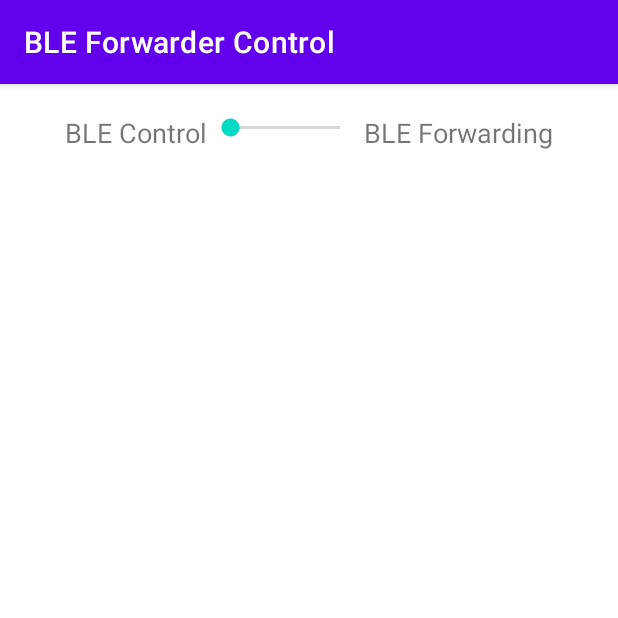
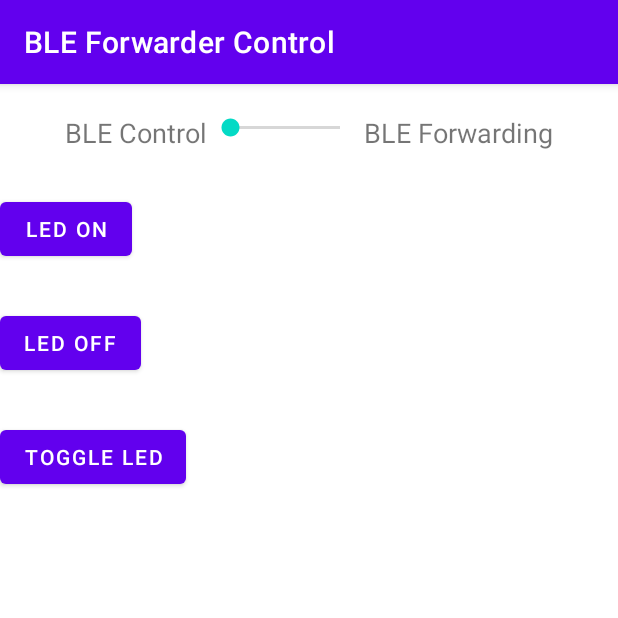
Before and after one commit to mythu207/thesis, an Android app: the GattActivity screen opened directly, with no data from a screen before it, on a phone screen of 412 x 824 dp, the top half of it. Run offline under Robolectric (Android 15) with nearby library versions, the phone set to English and light mode, and no system bars; 1 statement that could not run was skipped.

Commit message:
Update app

```diff
--- a/Android App/app/src/main/java/com/example/testapp/GattActivity.java
+++ b/Android App/app/src/main/java/com/example/testapp/GattActivity.java
@@ -41,6 +41,10 @@ public class GattActivity extends AppCompatActivity {
     boolean connected;
     String deviceAddress;
     Button btnSendDiscoverCommand;
+    Button btnSendToggleLEDCommand;
+    Button btnSendLEDOnCommand;
+    Button btnSendLEDOffCommand;
+
     SeekBar chooseBleMode;
 
     Switch switchNotify;
@@ -85,6 +89,9 @@ public class GattActivity extends AppCompatActivity {
         btnSendDiscoverCommand = findViewById(R.id.btnSendDiscoverCommand);
         switchNotify = findViewById(R.id.notifySwitch);
         chooseBleMode = findViewById(R.id.chooseBleMode);
+        btnSendToggleLEDCommand = findViewById(R.id.btnSendToggleLEDCommand);
+        btnSendLEDOnCommand = findViewById(R.id.btnSendLEDOnCommand);
+        btnSendLEDOffCommand = findViewById(R.id.btnSendLEDOffCommand);
 
         Intent intent = getIntent();
         if(null != intent){
@@ -101,16 +108,23 @@ public class GattActivity extends AppCompatActivity {
                     bluetoothService.writeNotification(true);
                     switchNotify.setVisibility(View.GONE);
                     btnSendDiscoverCommand.setVisibility(View.VISIBLE);
+                    btnSendLEDOnCommand.setVisibility(View.GONE);
+                    btnSendLEDOffCommand.setVisibility(View.GONE);
+                    btnSendToggleLEDCommand.setVisibility(View.GONE);
                 }
                 else{
                     bluetoothService.writeNotification(false);
                     switchNotify.setVisibility(View.GONE);
                     btnSendDiscoverCommand.setVisibility(View.GONE);
+                    btnSendToggleLEDCommand.setVisibility(View.VISIBLE);
+                    btnSendLEDOnCommand.setVisibility(View.VISIBLE);
+                    btnSendLEDOffCommand.setVisibility(View.VISIBLE);
                 }
             }
 
             @Override
             public void onStartTrackingTouch(SeekBar seekBar) {
+
 
             }
 
@@ -163,6 +177,26 @@ public class GattActivity extends AppCompatActivity {
                 builderSingle.show();
             }
         });
+        btnSendToggleLEDCommand.setOnClickListener(new View.OnClickListener() {
+            @Override
+            public void onClick(View view) {
+                bluetoothService.writeRxCharacteristic("toggle");
+
+            }
+        });
+        btnSendLEDOnCommand.setOnClickListener(new View.OnClickListener() {
+            @Override
+            public void onClick(View view) {
+                bluetoothService.writeRxCharacteristic("on");
+            }
+        });
+        btnSendLEDOffCommand.setOnClickListener(new View.OnClickListener() {
+            @Override
+            public void onClick(View view) {
+                bluetoothService.writeRxCharacteristic("off");
+            }
+        });
+
 
 
 
--- a/Android App/app/src/main/res/layout/activity_gatt.xml
+++ b/Android App/app/src/main/res/layout/activity_gatt.xml
@@ -56,6 +56,33 @@
         tools:layout_editor_absoluteY="49dp"
         android:visibility="gone"/>
 
+    <Button
+        android:id="@+id/btnSendLEDOnCommand"
+        android:layout_width="wrap_content"
+        android:layout_height="wrap_content"
+        android:layout_marginTop="28dp"
+        android:text="LED ON"
+        app:layout_constraintTop_toTopOf="parent"
+        tools:layout_editor_absoluteX="146dp"
+        android:visibility="visible"/>
+    <Button
+        android:id="@+id/btnSendLEDOffCommand"
+        android:layout_width="wrap_content"
+        android:layout_height="wrap_content"
+        android:layout_marginTop="28dp"
+        android:text="LED OFF"
+        app:layout_constraintTop_toTopOf="parent"
+        tools:layout_editor_absoluteX="146dp"
+        android:visibility="visible"/>
+    <Button
+        android:id="@+id/btnSendToggleLEDCommand"
+        android:layout_width="wrap_content"
+        android:layout_height="wrap_content"
+        android:layout_marginTop="28dp"
+        android:text="Toggle LED"
+        app:layout_constraintTop_toTopOf="parent"
+        tools:layout_editor_absoluteX="146dp"
+        android:visibility="visible"/>
 
 
 </LinearLayout>
--- a/Android App/app/src/main/res/layout/activity_mode_select.xml
+++ b/Android App/app/src/main/res/layout/activity_mode_select.xml
@@ -11,7 +11,7 @@
         android:layout_width="0dp"
         android:layout_height="wrap_content"
         android:layout_marginTop="144dp"
-        android:text="Testing Mode"
+        android:text="Send 1000 packets"
         app:layout_constraintEnd_toEndOf="parent"
         app:layout_constraintHorizontal_bias="0.0"
         app:layout_constraintStart_toStartOf="parent"
@@ -22,7 +22,7 @@
         android:layout_width="0dp"
         android:layout_height="wrap_content"
         android:layout_marginTop="288dp"
-        android:text="Control Mode"
+        android:text="Toggle LED"
         app:layout_constraintEnd_toEndOf="parent"
         app:layout_constraintHorizontal_bias="0.0"
         app:layout_constraintStart_toStartOf="parent"
```
